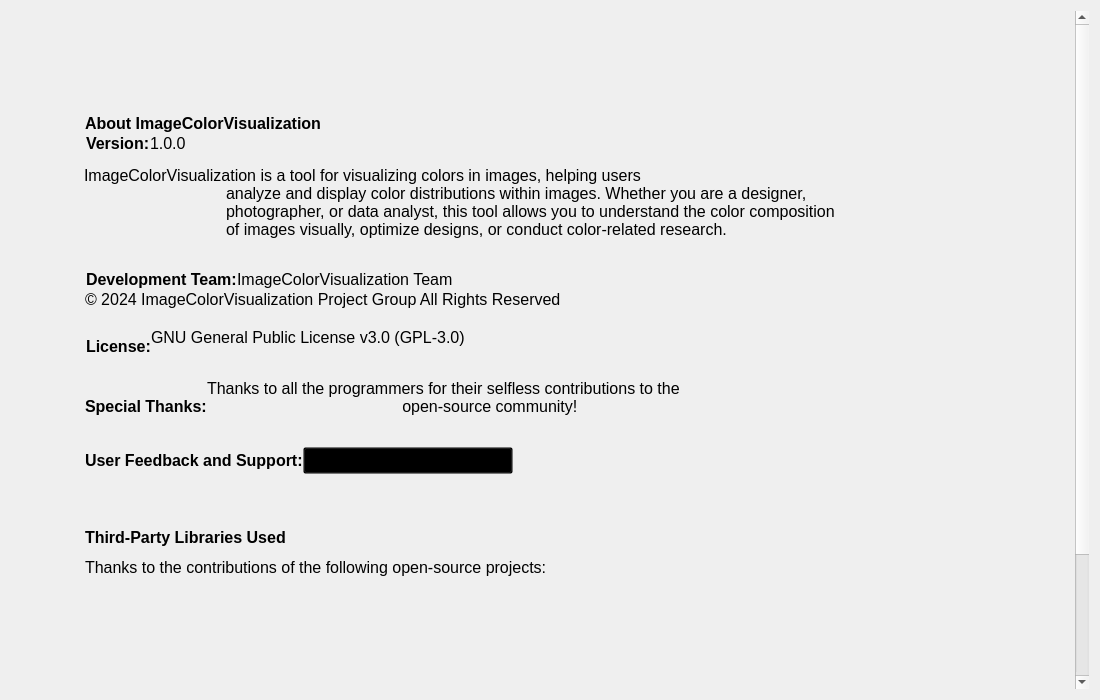
Old version of the form resource/ui/InfoPage.ui in the repository MidnightCrowing/ImageColorVisualization.
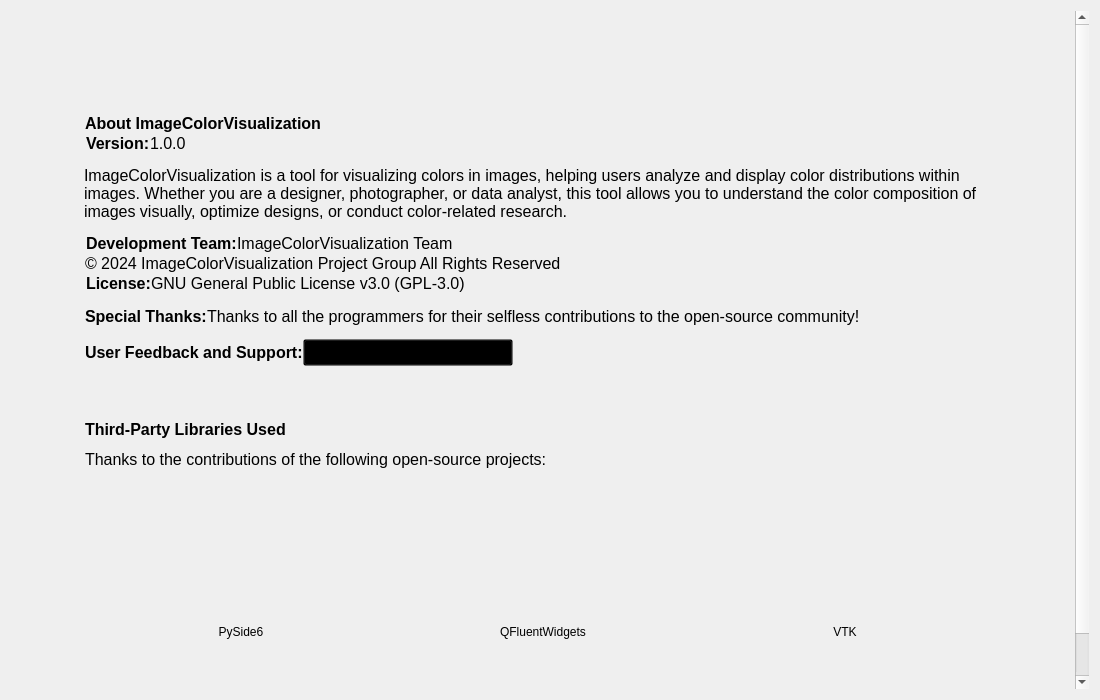
New version of the form. Icons and pictures are not drawn. Custom widgets are drawn as their Qt base class.

What changed in the file:
```diff
--- a/resource/ui/InfoPage.ui
+++ b/resource/ui/InfoPage.ui
@@ -314,11 +314,7 @@
                             </font>
                         </property>
                         <property name="text">
-                            <string>ImageColorVisualization is a tool for visualizing colors in images, helping users
-                                analyze and display color distributions within images. Whether you are a designer,
-                                photographer, or data analyst, this tool allows you to understand the color composition
-                                of images visually, optimize designs, or conduct color-related research.
-                            </string>
+                            <string>ImageColorVisualization is a tool for visualizing colors in images, helping users analyze and display color distributions within images. Whether you are a designer, photographer, or data analyst, this tool allows you to understand the color composition of images visually, optimize designs, or conduct color-related research.</string>
                </property>
                <property name="wordWrap">
                 <bool>true</bool>
@@ -415,8 +411,7 @@
                                         </font>
                                     </property>
                                     <property name="text">
-                                        <string>© 2024 ImageColorVisualization Project Group All Rights Reserved
-                                        </string>
+                                        <string>© 2024 ImageColorVisualization Project Group All Rights Reserved</string>
                                     </property>
                                 </widget>
                             </item>
@@ -471,8 +466,7 @@
                                                     </font>
                                                 </property>
                                                 <property name="text">
-                                                    <string notr="true">GNU General Public License v3.0 (GPL-3.0)
-                                                    </string>
+                                                    <string notr="true">GNU General Public License v3.0 (GPL-3.0)</string>
                                                 </property>
                                             </widget>
                                         </item>
@@ -533,9 +527,7 @@
                                         </font>
                                     </property>
                                     <property name="text">
-                                        <string>Thanks to all the programmers for their selfless contributions to the
-                                            open-source community!
-                                        </string>
+                                        <string>Thanks to all the programmers for their selfless contributions to the open-source community!</string>
                                     </property>
                                 </widget>
                             </item>
```
